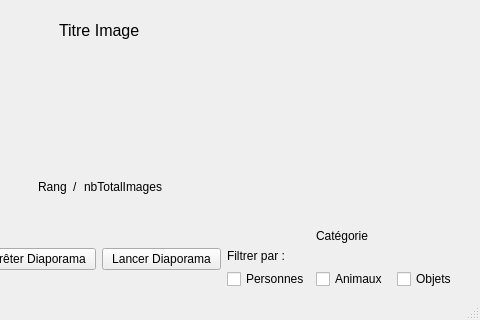
Old version of the form v-5/v-5/lecteurvue.ui in the repository mattin-guiheneuf/LecteurDiaporama; both pictures show x 282 to 762 and y 112 to 432 of the 762 by 432 pixel window.
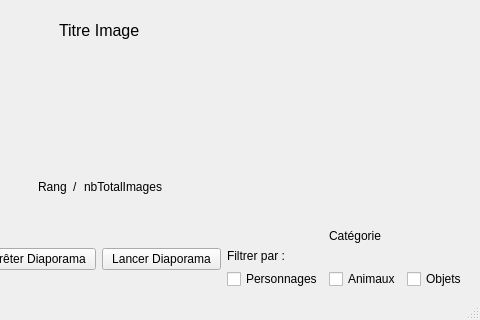
New version of the form. Icons and pictures are not drawn.

```diff
--- a/v-5/v-5/lecteurvue.ui
+++ b/v-5/v-5/lecteurvue.ui
@@ -267,7 +267,7 @@
         <item row="3" column="0">
          <widget class="QCheckBox" name="cbPersonne">
           <property name="text">
-           <string>Personnes</string>
+           <string>Personnages</string>
           </property>
          </widget>
         </item>
```
Left out of the diff: 4 changed lines with no effect on the pictures.
